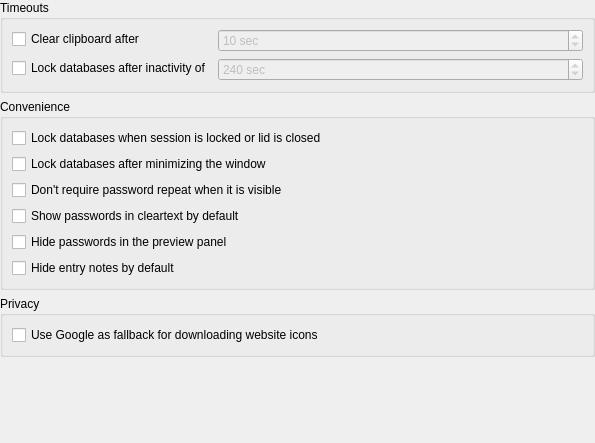
The window that src/gui/SettingsWidgetSecurity.ui (keepassxreboot/keepassxc) describes before a commit, drawn with Qt 5.
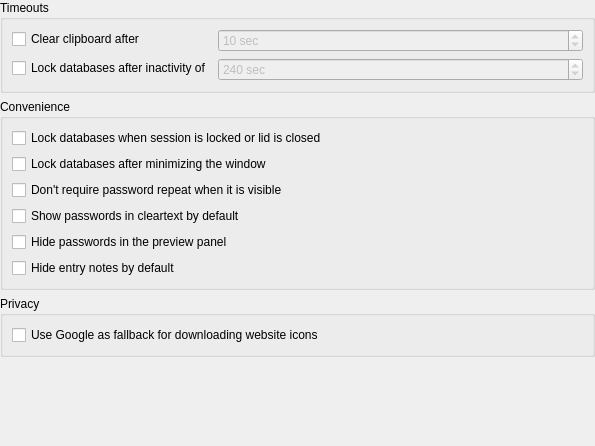
The same window after the commit.

```diff
--- a/src/gui/SettingsWidgetSecurity.ui
+++ b/src/gui/SettingsWidgetSecurity.ui
@@ -7,7 +7,7 @@
     <x>0</x>
     <y>0</y>
     <width>595</width>
-    <height>443</height>
+    <height>446</height>
    </rect>
   </property>
   <layout class="QVBoxLayout" name="verticalLayout">
```
Left out of the diff: 4 changed lines with no effect on the pictures.
